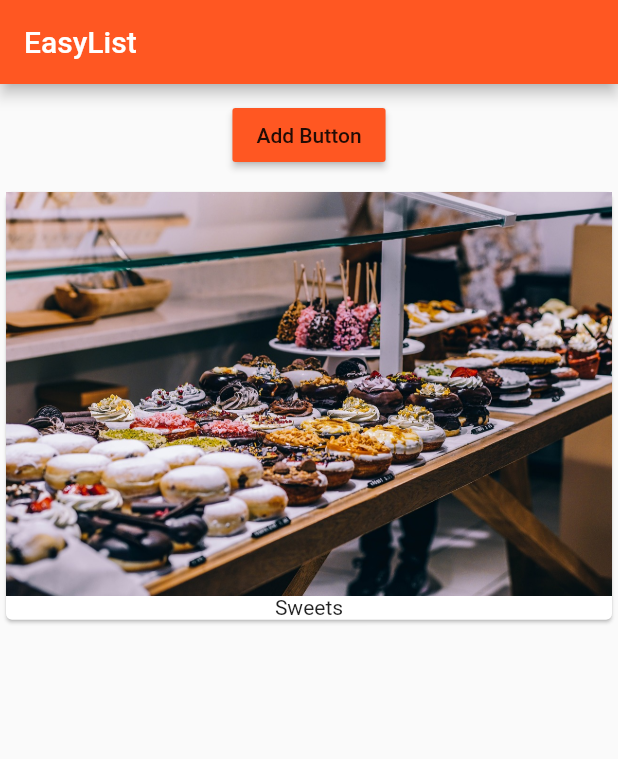
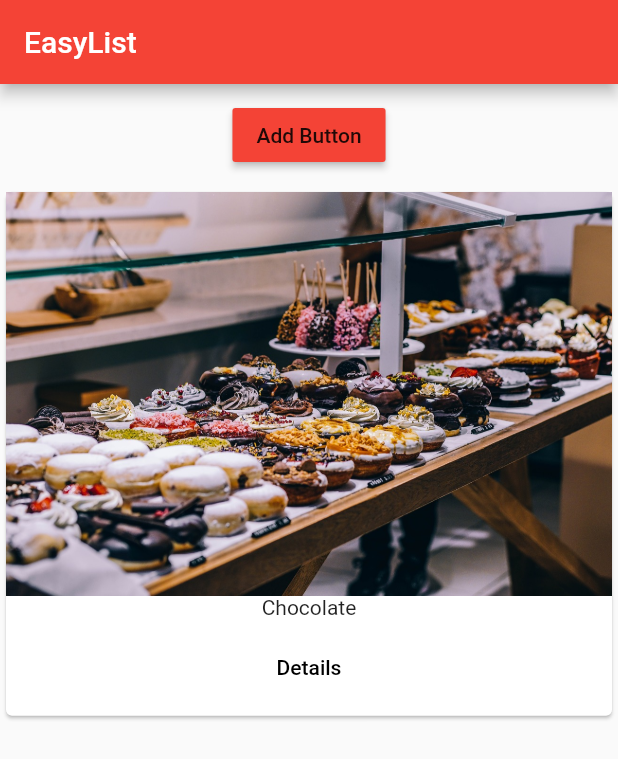
Before and after one commit to youssefalmkari/Easy_List, a Flutter app: the screen it shows after launch, after a tap on "Add Button", on a phone screen of 412 x 824 dp. Shown: the top 759 px of the screen. Run offline on Flutter 3.47's test engine with Material 2 defaults, Android fonts, the phone set to English and light mode, and no system bars.

Commit message:
add product page & passed data to it
product page takes in a Map with a title and image url

```diff
--- a/lib/main.dart
+++ b/lib/main.dart
@@ -1,6 +1,9 @@
 import 'package:flutter/material.dart';
+import './pages/home.dart';
+
+/* Debug */
 //import 'package:flutter/rendering.dart';
-import './product_manager.dart';
+
 
 void main() {
 //  debugPaintSizeEnabled = true;
@@ -17,14 +20,9 @@ class MyApp extends StatelessWidget {
 //      debugShowMaterialGrid: true,
       theme: ThemeData(
           brightness: Brightness.light,
-          primarySwatch: Colors.deepOrange,
+          primarySwatch: Colors.red,
           accentColor: Colors.deepPurple),
-      home: Scaffold(
-        appBar: AppBar(
-          title: Text('EasyList'),
-        ),
-        body: ProductManager(),
-      ),
+      home: HomePage()
     );
   }
 }
--- /dev/null
+++ b/lib/pages/home.dart
@@ -0,0 +1,16 @@
+import 'package:flutter/material.dart';
+
+import 'package:flutter_app/product_manager.dart';
+
+class HomePage extends StatelessWidget {
+  @override
+  Widget build(BuildContext context) {
+    return Scaffold(
+      appBar: AppBar(
+        title: Text('EasyList'),
+      ),
+      body: ProductManager(),
+    );
+  }
+
+}
--- a/lib/product_control.dart
+++ b/lib/product_control.dart
@@ -10,7 +10,7 @@ class ProductControl extends StatelessWidget {
     return RaisedButton(
       color: Theme.of(context).primaryColor,
       onPressed: () {
-        addProduct('Sweets');
+        addProduct({'title': 'Chocolate', 'image': 'assets/food.jpg'});
       },
       child: Text('Add Button'),
     );
--- a/lib/product_manager.dart
+++ b/lib/product_manager.dart
@@ -1,10 +1,10 @@
 import 'package:flutter/material.dart';
 
-import './product.dart';
+import './products.dart';
 import './product_control.dart';
 
 class ProductManager extends StatefulWidget {
-  final String startingProduct;
+  final Map<String, String> startingProduct;
 
   ProductManager({this.startingProduct}) {
     print('[ProductManager Widget] Constructor');
@@ -18,7 +18,7 @@ class ProductManager extends StatefulWidget {
 }
 
 class _ProductManagerState extends State<ProductManager> {
-  List<String> _products = [];
+  List<Map<String, String>> _products = [];
 
   @override
   void initState() {
@@ -35,7 +35,7 @@ class _ProductManagerState extends State<ProductManager> {
     super.didUpdateWidget(oldWidget);
   }
 
-  void _addProduct(String product) {
+  void _addProduct(Map<String, String> product) {
     setState(() {
       _products.add(product);
     });
--- a/lib/product.dart
+++ b/lib/products.dart
@@ -1,7 +1,8 @@
 import 'package:flutter/material.dart';
+import 'package:flutter_app/pages/product.dart';
 
 class Product extends StatelessWidget {
-  final List<String> products;
+  final List<Map<String, String>> products;
 
   Product([this.products = const []]) {
     print('[Products Widget] Constructor');
@@ -12,7 +13,21 @@ class Product extends StatelessWidget {
       child: Column(
         children: <Widget>[
           Image.asset('assets/food.jpg'),
-          Text(products[index])
+          Text(products[index]['title']),
+          ButtonBar(
+            alignment: MainAxisAlignment.center,
+            children: <Widget>[
+              FlatButton(
+                child: Text('Details'),
+                onPressed: () => Navigator.push(
+                    context,
+                    MaterialPageRoute(
+                        builder: (BuildContext context) => ProductPage(
+                            products[index]['title'],
+                            products[index]['image']))),
+              )
+            ],
+          )
         ],
       ),
     );
```
Also changed, not shown: lib/pages/product.dart (added, +30 -0 lines).
